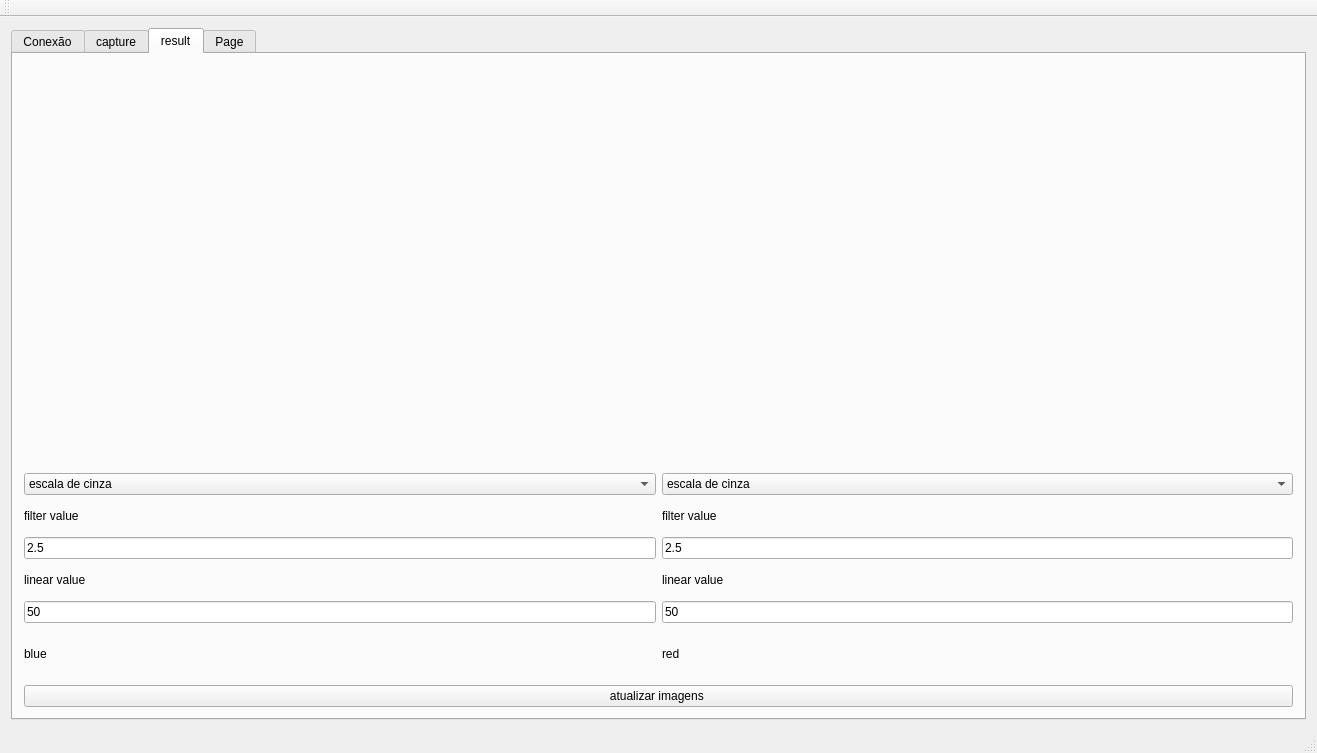
Qt form Software-Qt/mainwindow.ui (EngineeringLibrary/BCN3D) before a commit.
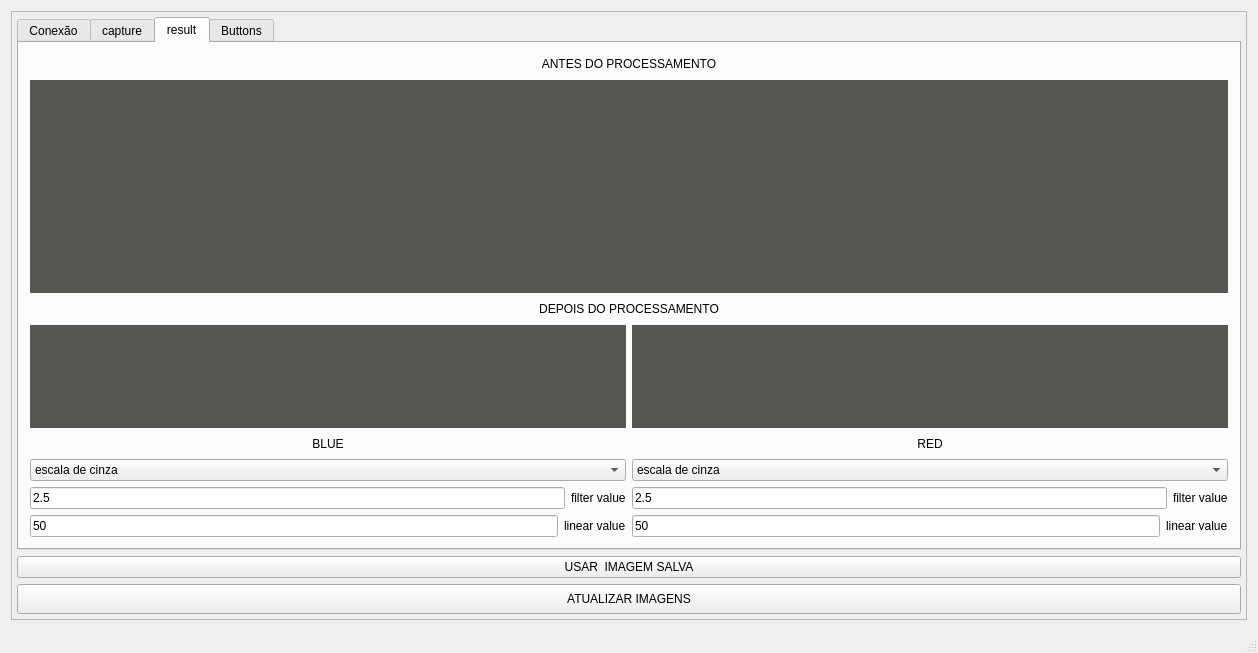
The same form after that commit. The open tabs and pages were chosen to show the change.

Commit message: criando a parte do centroid, melhorando ui->colocando botão para pegar imagem salva,criando botoes para histograma,e para centroid

Diff of the .ui file:
```diff
--- a/Software-Qt/mainwindow.ui
+++ b/Software-Qt/mainwindow.ui
@@ -6,17 +6,61 @@
    <rect>
     <x>0</x>
     <y>0</y>
-    <width>1317</width>
-    <height>753</height>
+    <width>1258</width>
+    <height>653</height>
    </rect>
   </property>
   <property name="windowTitle">
-   <string>MainWindow</string>
+   <string>BCN3D v1.0</string>
+  </property>
+  <property name="toolTip">
+   <string extracomment="designed by Rômulo Santtos"/>
+  </property>
+  <property name="toolTipDuration">
+   <number>1</number>
   </property>
   <widget class="QWidget" name="centralWidget">
-   <layout class="QGridLayout" name="gridLayout_6">
+   <layout class="QGridLayout" name="gridLayout_7">
     <item row="0" column="0">
+     <widget class="QScrollArea" name="scrollArea">
+      <property name="widgetResizable">
+       <bool>true</bool>
+      </property>
+      <widget class="QWidget" name="scrollAreaWidgetContents">
+       <property name="geometry">
+        <rect>
+         <x>0</x>
+         <y>-142</y>
+         <width>1224</width>
+         <height>750</height>
+        </rect>
+       </property>
+       <layout class="QGridLayout" name="gridLayout_8">
+        <property name="leftMargin">
+         <number>5</number>
+        </property>
+        <property name="topMargin">
+         <number>5</number>
+        </property>
+        <property name="rightMargin">
+         <number>5</number>
+        </property>
+        <property name="bottomMargin">
+         <number>5</number>
+        </property>
+        <property name="horizontalSpacing">
+         <number>10</number>
+        </property>
+        <item row="0" column="0">
+         <layout class="QGridLayout" name="gridLayout_4">
+          <item row="1" column="0">
      <widget class="QTabWidget" name="result">
+            <property name="sizePolicy">
+             <sizepolicy hsizetype="MinimumExpanding" vsizetype="MinimumExpanding">
+              <horstretch>0</horstretch>
+              <verstretch>0</verstretch>
+             </sizepolicy>
+            </property>
       <property name="currentIndex">
        <number>3</number>
       </property>
@@ -24,15 +68,8 @@
        <attribute name="title">
         <string>Conexão</string>
        </attribute>
-       <widget class="QWidget" name="layoutWidget_2">
-        <property name="geometry">
-         <rect>
-          <x>210</x>
-          <y>110</y>
-          <width>761</width>
-          <height>68</height>
-         </rect>
-        </property>
+             <layout class="QGridLayout" name="gridLayout_6">
+              <item row="0" column="0">
         <layout class="QVBoxLayout" name="verticalLayout_3">
          <item>
           <layout class="QHBoxLayout" name="horizontalLayout">
@@ -77,16 +114,12 @@
           </layout>
          </item>
         </layout>
-       </widget>
+              </item>
+              <item row="1" column="0">
+               <widget class="QLineEdit" name="lineEdit"/>
+              </item>
+              <item row="2" column="0">
        <widget class="QWidget" name="widget" native="true">
-        <property name="geometry">
-         <rect>
-          <x>280</x>
-          <y>220</y>
-          <width>601</width>
-          <height>81</height>
-         </rect>
-        </property>
         <widget class="QLabel" name="label_SliderEsq">
          <property name="geometry">
           <rect>
@@ -113,19 +146,17 @@
           <string/>
          </property>
         </widget>
-        <widget class="QLineEdit" name="lineEdit">
-         <property name="geometry">
-          <rect>
-           <x>50</x>
-           <y>30</y>
-           <width>511</width>
-           <height>20</height>
-          </rect>
-         </property>
-        </widget>
-       </widget>
+               </widget>
+              </item>
+             </layout>
       </widget>
       <widget class="QWidget" name="tab">
+             <property name="sizePolicy">
+              <sizepolicy hsizetype="Minimum" vsizetype="Minimum">
+               <horstretch>0</horstretch>
+               <verstretch>0</verstretch>
+              </sizepolicy>
+             </property>
        <attribute name="title">
         <string>capture</string>
        </attribute>
@@ -135,11 +166,17 @@
           <item>
            <widget class="QWidget" name="webcam" native="true">
             <property name="sizePolicy">
-             <sizepolicy hsizetype="Preferred" vsizetype="MinimumExpanding">
+                   <sizepolicy hsizetype="Minimum" vsizetype="Minimum">
               <horstretch>0</horstretch>
               <verstretch>0</verstretch>
              </sizepolicy>
             </property>
+                  <property name="maximumSize">
+                   <size>
+                    <width>1280</width>
+                    <height>720</height>
+                   </size>
+                  </property>
             <property name="font">
              <font>
               <kerning>true</kerning>
@@ -156,10 +193,41 @@
             </property>
            </widget>
           </item>
+                <item>
+                 <widget class="QCheckBox" name="check_saved_img">
+                  <property name="sizePolicy">
+                   <sizepolicy hsizetype="Minimum" vsizetype="Fixed">
+                    <horstretch>0</horstretch>
+                    <verstretch>0</verstretch>
+                   </sizepolicy>
+                  </property>
+                  <property name="sizeIncrement">
+                   <size>
+                    <width>0</width>
+                    <height>0</height>
+                   </size>
+                  </property>
+                  <property name="focusPolicy">
+                   <enum>Qt::WheelFocus</enum>
+                  </property>
+                  <property name="layoutDirection">
+                   <enum>Qt::LeftToRight</enum>
+                  </property>
+                  <property name="autoFillBackground">
+                   <bool>false</bool>
+                  </property>
+                  <property name="text">
+                   <string notr="true">USAR  IMAGEM SALVA</string>
+                  </property>
+                  <property name="tristate">
+                   <bool>false</bool>
+                  </property>
+                 </widget>
+                </item>
           <item>
            <widget class="QPushButton" name="pushButton">
             <property name="text">
-             <string>PushButton</string>
+                   <string>TIRAR FOTO</string>
             </property>
            </widget>
           </item>
@@ -171,34 +239,64 @@
        <attribute name="title">
         <string>result</string>
        </attribute>
-       <layout class="QGridLayout" name="gridLayout_4">
-        <item row="0" column="0">
          <layout class="QGridLayout" name="gridLayout_3">
-          <item row="7" column="0">
-           <widget class="QLineEdit" name="filter_blue">
+              <item row="0" column="0">
+               <layout class="QVBoxLayout" name="verticalLayout_16">
+                <item>
+                 <layout class="QVBoxLayout" name="ANTES_GERAL">
+                  <item>
+                   <widget class="QLabel" name="texto_antes">
+                    <property name="maximumSize">
+                     <size>
+                      <width>16777215</width>
+                      <height>20</height>
+                     </size>
+                    </property>
             <property name="text">
-             <string>2.5</string>
+                     <string>ANTES DO PROCESSAMENTO</string>
+                    </property>
+                    <property name="alignment">
+                     <set>Qt::AlignCenter</set>
             </property>
            </widget>
           </item>
-          <item row="0" column="0" colspan="2">
+                  <item>
            <widget class="QLabel" name="label_before">
+                    <property name="styleSheet">
+                     <string notr="true">background-color: rgb(85, 87, 83);</string>
+                    </property>
             <property name="text">
              <string/>
             </property>
            </widget>
           </item>
-          <item row="5" column="1">
-           <widget class="QLabel" name="label_red_filter">
+                 </layout>
+                </item>
+                <item>
+                 <layout class="QVBoxLayout" name="DEPOIS_GERAL">
+                  <item>
+                   <widget class="QLabel" name="texto_depois">
+                    <property name="maximumSize">
+                     <size>
+                      <width>16777215</width>
+                      <height>20</height>
+                     </size>
+                    </property>
             <property name="text">
-             <string>filter value</string>
+                     <string>DEPOIS DO PROCESSAMENTO</string>
+                    </property>
+                    <property name="alignment">
+                     <set>Qt::AlignCenter</set>
             </property>
            </widget>
           </item>
-          <item row="1" column="0" colspan="2">
-           <layout class="QHBoxLayout" name="horizontalLayout_2">
+                  <item>
+                   <layout class="QHBoxLayout" name="horizontalLayout_IMG">
             <item>
              <widget class="QLabel" name="label_after_blue">
+                      <property name="styleSheet">
+                       <string notr="true">background-color: rgb(85, 87, 83);</string>
+                      </property>
               <property name="text">
                <string/>
               </property>
@@ -206,6 +304,9 @@
             </item>
             <item>
              <widget class="QLabel" name="label_after_red">
+                      <property name="styleSheet">
+                       <string notr="true">background-color: rgb(85, 87, 83);</string>
+                      </property>
               <property name="text">
                <string/>
               </property>
@@ -213,20 +314,27 @@
             </item>
            </layout>
           </item>
-          <item row="5" column="0">
-           <widget class="QLabel" name="label_blue_filter">
+                  <item>
+                   <layout class="QHBoxLayout" name="horizontalLayout_2">
+                    <item>
+                     <layout class="QVBoxLayout" name="verticalLayout_blueGeral">
+                      <item>
+                       <widget class="QLabel" name="texto_depoisBlue">
             <property name="maximumSize">
              <size>
               <width>16777215</width>
-              <height>30</height>
+                          <height>20</height>
              </size>
             </property>
             <property name="text">
-             <string>filter value</string>
+                         <string>BLUE</string>
+                        </property>
+                        <property name="alignment">
+                         <set>Qt::AlignCenter</set>
             </property>
            </widget>
           </item>
-          <item row="4" column="0">
+                      <item>
            <widget class="QComboBox" name="select_blue">
             <item>
              <property name="text">
@@ -255,57 +363,40 @@
             </item>
            </widget>
           </item>
-          <item row="10" column="0">
-           <widget class="QLabel" name="label">
-            <property name="text">
-             <string>blue</string>
-            </property>
-           </widget>
-          </item>
-          <item row="7" column="1">
-           <widget class="QLineEdit" name="filter_red">
+                      <item>
+                       <layout class="QHBoxLayout" name="horizontalLayout_BLUE_0">
+                        <item>
+                         <widget class="QLineEdit" name="filter_blue">
             <property name="text">
              <string>2.5</string>
             </property>
            </widget>
           </item>
-          <item row="4" column="1">
-           <widget class="QComboBox" name="select_red">
             <item>
-             <property name="text">
-              <string>escala de cinza</string>
-             </property>
-            </item>
-            <item>
+                         <widget class="QLabel" name="label_blue_filter">
+                          <property name="maximumSize">
+                           <size>
+                            <width>16777215</width>
+                            <height>30</height>
+                           </size>
+                          </property>
              <property name="text">
-              <string>filtro mediano</string>
-             </property>
-            </item>
-            <item>
-             <property name="text">
-              <string>dilatação</string>
-             </property>
-            </item>
-            <item>
-             <property name="text">
-              <string>erosao</string>
-             </property>
-            </item>
-            <item>
-             <property name="text">
-              <string>bound</string>
-             </property>
-            </item>
-           </widget>
-          </item>
-          <item row="9" column="0">
+                           <string>filter value</string>
+                          </property>
+                         </widget>
+                        </item>
+                       </layout>
+                      </item>
+                      <item>
+                       <layout class="QHBoxLayout" name="horizontalLayout_BLUE">
+                        <item>
            <widget class="QLineEdit" name="line_blue">
             <property name="text">
              <string>50</string>
             </property>
            </widget>
           </item>
-          <item row="8" column="0">
+                        <item>
            <widget class="QLabel" name="label_blue_linear">
             <property name="maximumSize">
              <size>
@@ -318,27 +409,85 @@
             </property>
            </widget>
           </item>
-          <item row="10" column="1">
-           <widget class="QLabel" name="label_2">
+                       </layout>
+                      </item>
+                     </layout>
+                    </item>
+                    <item>
+                     <layout class="QVBoxLayout" name="verticalLayout_redGeral">
+                      <item>
+                       <widget class="QLabel" name="texto_depoisRED">
             <property name="maximumSize">
              <size>
               <width>16777215</width>
-              <height>50</height>
+                          <height>20</height>
              </size>
             </property>
             <property name="text">
-             <string>red</string>
-            </property>
-           </widget>
-          </item>
-          <item row="9" column="1">
+                         <string>RED</string>
+                        </property>
+                        <property name="alignment">
+                         <set>Qt::AlignCenter</set>
+                        </property>
+                       </widget>
+                      </item>
+                      <item>
+                       <widget class="QComboBox" name="select_red">
+                        <item>
+                         <property name="text">
+                          <string>escala de cinza</string>
+                         </property>
+                        </item>
+                        <item>
+                         <property name="text">
+                          <string>filtro mediano</string>
+                         </property>
+                        </item>
+                        <item>
+                         <property name="text">
+                          <string>dilatação</string>
+                         </property>
+                        </item>
+                        <item>
+                         <property name="text">
+                          <string>erosao</string>
+                         </property>
+                        </item>
+                        <item>
+                         <property name="text">
+                          <string>bound</string>
+                         </property>
+                        </item>
+                       </widget>
+                      </item>
+                      <item>
+                       <layout class="QHBoxLayout" name="horizontalLayout_RED">
+                        <item>
+                         <widget class="QLineEdit" name="filter_red">
+                          <property name="text">
+                           <string>2.5</string>
+                          </property>
+                         </widget>
+                        </item>
+                        <item>
+                         <widget class="QLabel" name="label_red_filter">
+                          <property name="text">
+                           <string>filter value</string>
+                          </property>
+                         </widget>
+                        </item>
+                       </layout>
+                      </item>
+                      <item>
+                       <layout class="QHBoxLayout" name="horizontalLayout_RED_0">
+                        <item>
            <widget class="QLineEdit" name="line_red">
             <property name="text">
              <string>50</string>
             </property>
            </widget>
           </item>
-          <item row="8" column="1">
+                        <item>
            <widget class="QLabel" name="label_red_linear">
             <property name="text">
              <string>linear value</string>
@@ -347,18 +496,19 @@
           </item>
          </layout>
         </item>
-        <item row="1" column="0">
-         <widget class="QPushButton" name="refresh">
-          <property name="text">
-           <string>atualizar imagens </string>
-          </property>
-         </widget>
+                     </layout>
+                    </item>
+                   </layout>
+                  </item>
+                 </layout>
+                </item>
+               </layout>
         </item>
        </layout>
       </widget>
       <widget class="QWidget" name="buttons">
        <attribute name="title">
-        <string>Page</string>
+              <string>Buttons</string>
        </attribute>
        <layout class="QGridLayout" name="gridLayout_5">
         <item row="1" column="1">
@@ -593,7 +743,7 @@
                </size>
               </property>
               <property name="text">
-               <string>filter value</string>
+                     <string>erosion</string>
               </property>
              </widget>
             </item>
@@ -631,7 +781,7 @@
                </size>
               </property>
               <property name="text">
-               <string>filter value</string>
+                     <string>histograma</string>
               </property>
              </widget>
             </item>
@@ -652,7 +802,7 @@
             <item>
              <widget class="QPushButton" name="button_red_4">
               <property name="text">
-               <string>PushButton</string>
+                     <string>histograma</string>
               </property>
              </widget>
             </item>
@@ -669,7 +819,7 @@
                </size>
               </property>
               <property name="text">
-               <string>filter value</string>
+                     <string>centroid provisorio</string>
               </property>
              </widget>
             </item>
@@ -690,7 +840,7 @@
             <item>
              <widget class="QPushButton" name="button_red_5">
               <property name="text">
-               <string>PushButton</string>
+                     <string>centroid provisorio</string>
               </property>
              </widget>
             </item>
@@ -698,6 +848,42 @@
           </item>
          </layout>
         </item>
+              <item row="0" column="0" colspan="2">
+               <layout class="QHBoxLayout" name="horizontalLayout_4">
+                <item>
+                 <widget class="QLabel" name="label_4">
+                  <property name="maximumSize">
+                   <size>
+                    <width>16777215</width>
+                    <height>20</height>
+                   </size>
+                  </property>
+                  <property name="text">
+                   <string>BLUE</string>
+                  </property>
+                  <property name="alignment">
+                   <set>Qt::AlignCenter</set>
+                  </property>
+                 </widget>
+                </item>
+                <item>
+                 <widget class="QLabel" name="label_3">
+                  <property name="maximumSize">
+                   <size>
+                    <width>16777215</width>
+                    <height>20</height>
+                   </size>
+                  </property>
+                  <property name="text">
+                   <string>RED</string>
+                  </property>
+                  <property name="alignment">
+                   <set>Qt::AlignCenter</set>
+                  </property>
+                 </widget>
+                </item>
+               </layout>
+              </item>
         <item row="1" column="0">
          <layout class="QGridLayout" name="gridLayout">
           <item row="1" column="1">
@@ -920,7 +1106,7 @@
               <item>
                <widget class="QLabel" name="label_blue_filter_3">
                 <property name="text">
-                 <string>filter value</string>
+                       <string>erosion</string>
                 </property>
                </widget>
               </item>
@@ -958,7 +1144,7 @@
                  </size>
                 </property>
                 <property name="text">
-                 <string>filter value</string>
+                       <string>histograma</string>
                 </property>
                </widget>
               </item>
@@ -979,7 +1165,7 @@
               <item>
                <widget class="QPushButton" name="button_blue_4">
                 <property name="text">
-                 <string>PushButton</string>
+                       <string>histograma</string>
                 </property>
                </widget>
               </item>
@@ -996,7 +1182,7 @@
                  </size>
                 </property>
                 <property name="text">
-                 <string>filter value</string>
+                       <string>centroid provisorio</string>
                 </property>
                </widget>
               </item>
@@ -1017,7 +1203,7 @@
               <item>
                <widget class="QPushButton" name="button_blue_5">
                 <property name="text">
-                 <string>PushButton</string>
+                       <string>centroid provisorio</string>
                 </property>
                </widget>
               </item>
@@ -1027,60 +1213,56 @@
           </item>
          </layout>
         </item>
-        <item row="0" column="0" colspan="2">
-         <layout class="QHBoxLayout" name="horizontalLayout_4">
-          <item>
-           <widget class="QLabel" name="label_4">
+             </layout>
+            </widget>
+           </widget>
+          </item>
+         </layout>
+        </item>
+        <item row="2" column="0">
+         <widget class="QPushButton" name="refresh">
+          <property name="sizePolicy">
+           <sizepolicy hsizetype="Minimum" vsizetype="Minimum">
+            <horstretch>0</horstretch>
+            <verstretch>0</verstretch>
+           </sizepolicy>
+          </property>
+          <property name="minimumSize">
+           <size>
+            <width>0</width>
+            <height>30</height>
+           </size>
+          </property>
             <property name="maximumSize">
              <size>
               <width>16777215</width>
-              <height>50</height>
+            <height>60</height>
              </size>
             </property>
             <property name="text">
-             <string>BLUE</string>
-            </property>
-            <property name="alignment">
-             <set>Qt::AlignCenter</set>
+           <string>ATUALIZAR IMAGENS</string>
+          </property>
+          <property name="autoDefault">
+           <bool>false</bool>
+          </property>
+          <property name="flat">
+           <bool>false</bool>
             </property>
            </widget>
           </item>
-          <item>
-           <widget class="QLabel" name="label_3">
+        <item row="1" column="0">
+         <widget class="QPushButton" name="set_saved_img_0">
             <property name="text">
-             <string>RED</string>
-            </property>
-            <property name="alignment">
-             <set>Qt::AlignCenter</set>
-            </property>
+           <string>USAR  IMAGEM SALVA</string>
+          </property>
            </widget>
           </item>
          </layout>
-        </item>
-       </layout>
       </widget>
      </widget>
     </item>
    </layout>
   </widget>
-  <widget class="QMenuBar" name="menuBar">
-   <property name="geometry">
-    <rect>
-     <x>0</x>
-     <y>0</y>
-     <width>1317</width>
-     <height>25</height>
-    </rect>
-   </property>
-  </widget>
-  <widget class="QToolBar" name="mainToolBar">
-   <attribute name="toolBarArea">
-    <enum>TopToolBarArea</enum>
-   </attribute>
-   <attribute name="toolBarBreak">
-    <bool>false</bool>
-   </attribute>
-  </widget>
   <widget class="QStatusBar" name="statusBar"/>
  </widget>
  <layoutdefault spacing="6" margin="11"/>
```
Lines whose indentation alone changed are shown as unchanged. The commit also changes 7 other files.
